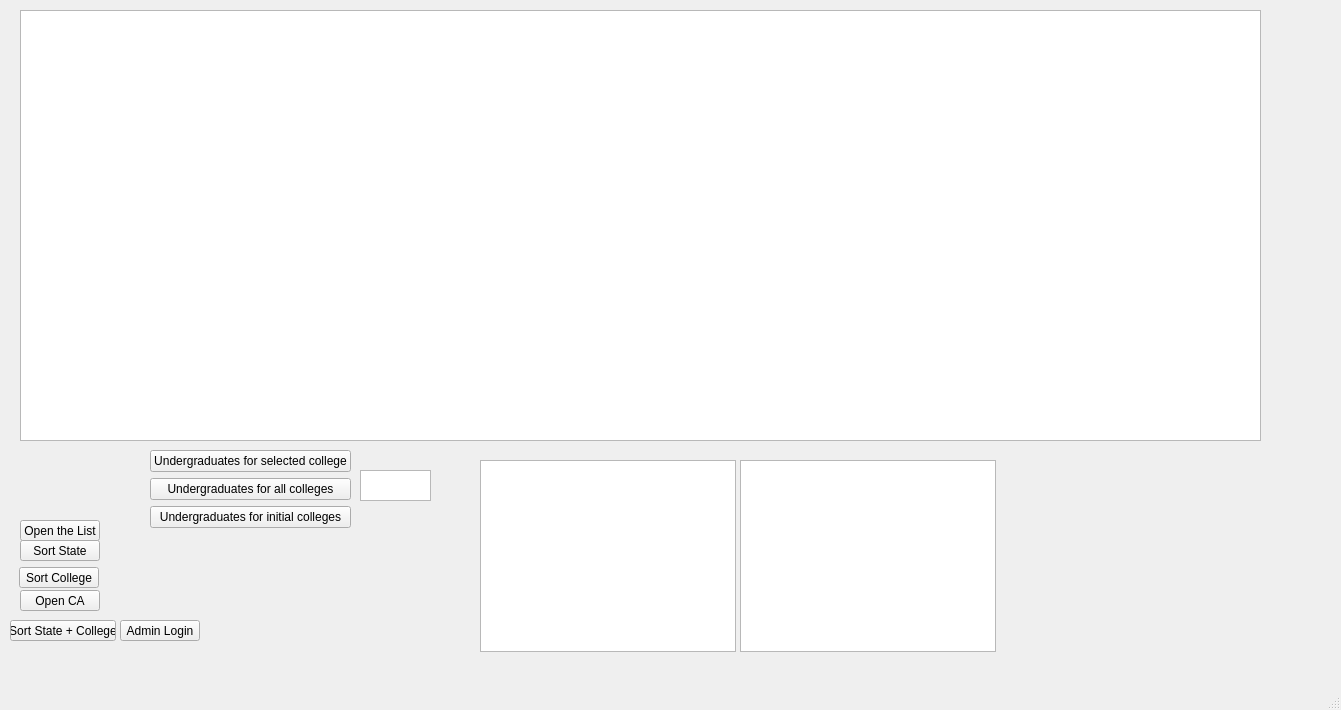
This is CollegeTouring/mainwindow.ui in Savant-sys/College-Touring as Qt 5 draws it before an edit. The edited form follows.
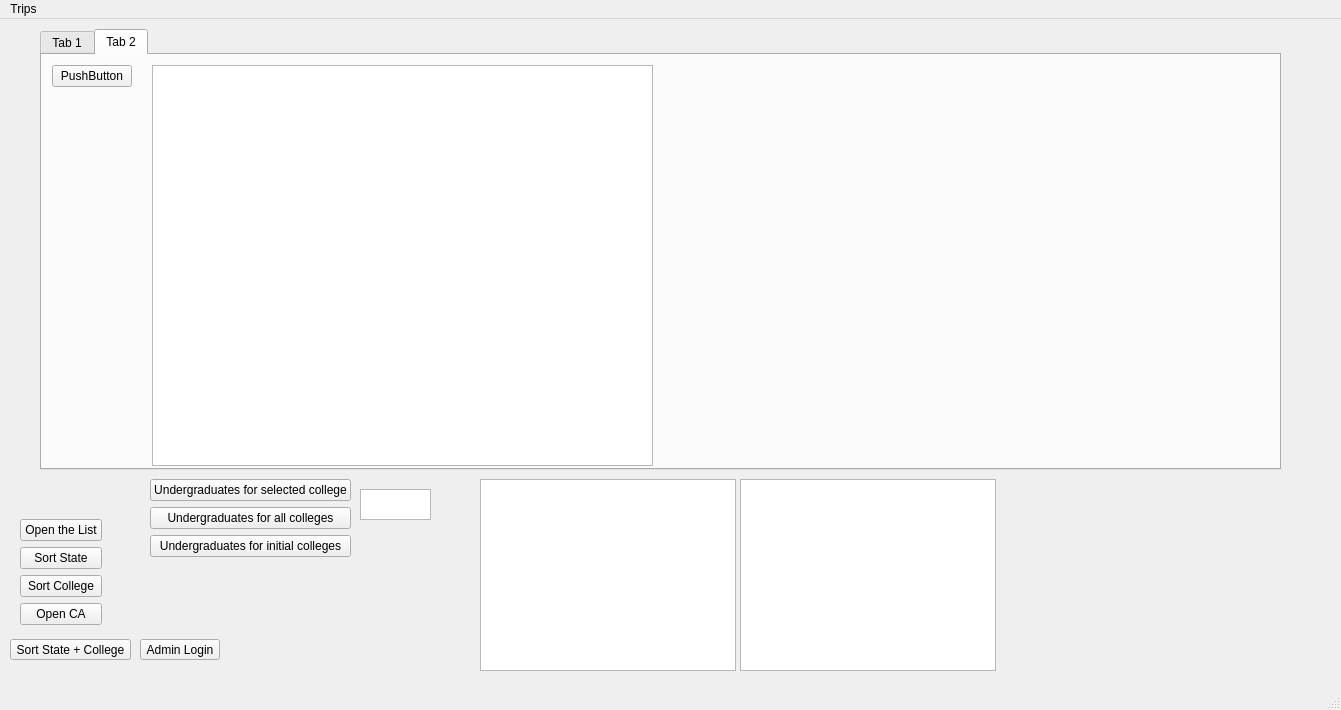
This is the edited form. The open tabs and pages were chosen to show the change.

```diff
--- a/CollegeTouring/mainwindow.ui
+++ b/CollegeTouring/mainwindow.ui
@@ -14,19 +14,6 @@
    <string>MainWindow</string>
   </property>
   <widget class="QWidget" name="centralwidget">
-   <widget class="QPushButton" name="openTheList">
-    <property name="geometry">
-     <rect>
-      <x>20</x>
-      <y>520</y>
-      <width>80</width>
-      <height>21</height>
-     </rect>
-    </property>
-    <property name="text">
-     <string>Open the List</string>
-    </property>
-   </widget>
    <widget class="QListWidget" name="customList">
     <property name="geometry">
      <rect>
@@ -47,51 +34,12 @@
      </rect>
     </property>
    </widget>
-   <widget class="QPushButton" name="sortState">
-    <property name="geometry">
-     <rect>
-      <x>20</x>
-      <y>540</y>
-      <width>80</width>
-      <height>21</height>
-     </rect>
-    </property>
-    <property name="text">
-     <string>Sort State</string>
-    </property>
-   </widget>
-   <widget class="QPushButton" name="sortCollege">
-    <property name="geometry">
-     <rect>
-      <x>19</x>
-      <y>567</y>
-      <width>80</width>
-      <height>21</height>
-     </rect>
-    </property>
-    <property name="text">
-     <string>Sort College</string>
-    </property>
-   </widget>
-   <widget class="QPushButton" name="openCA">
-    <property name="geometry">
-     <rect>
-      <x>20</x>
-      <y>590</y>
-      <width>80</width>
-      <height>21</height>
-     </rect>
-    </property>
-    <property name="text">
-     <string>Open CA</string>
-    </property>
-   </widget>
    <widget class="QPushButton" name="sortStateCollege">
     <property name="geometry">
      <rect>
       <x>10</x>
       <y>620</y>
-      <width>106</width>
+      <width>121</width>
       <height>21</height>
      </rect>
     </property>
@@ -102,7 +50,7 @@
    <widget class="QPushButton" name="adminPop">
     <property name="geometry">
      <rect>
-      <x>120</x>
+      <x>140</x>
       <y>620</y>
       <width>80</width>
       <height>21</height>
@@ -122,15 +70,61 @@
      </rect>
     </property>
     <widget class="QWidget" name="page">
-     <widget class="QListWidget" name="campusList">
+     <widget class="QTabWidget" name="tabWidget">
       <property name="geometry">
        <rect>
-        <x>10</x>
+        <x>30</x>
         <y>0</y>
         <width>1241</width>
-        <height>431</height>
+        <height>441</height>
        </rect>
       </property>
+      <property name="currentIndex">
+       <number>0</number>
+      </property>
+      <widget class="QWidget" name="tab">
+       <attribute name="title">
+        <string>Tab 1</string>
+       </attribute>
+       <widget class="QListWidget" name="campusList">
+        <property name="geometry">
+         <rect>
+          <x>0</x>
+          <y>0</y>
+          <width>1231</width>
+          <height>411</height>
+         </rect>
+        </property>
+       </widget>
+      </widget>
+      <widget class="QWidget" name="tab_2">
+       <attribute name="title">
+        <string>Tab 2</string>
+       </attribute>
+       <widget class="QPushButton" name="pushButton">
+        <property name="geometry">
+         <rect>
+          <x>10</x>
+          <y>10</y>
+          <width>80</width>
+          <height>22</height>
+         </rect>
+        </property>
+        <property name="text">
+         <string>PushButton</string>
+        </property>
+       </widget>
+       <widget class="QListWidget" name="CustomTripList">
+        <property name="geometry">
+         <rect>
+          <x>110</x>
+          <y>10</y>
+          <width>501</width>
+          <height>401</height>
+         </rect>
+        </property>
+       </widget>
+      </widget>
      </widget>
     </widget>
     <widget class="QWidget" name="page_2"/>
@@ -155,7 +149,7 @@
     <property name="geometry">
      <rect>
       <x>150</x>
-      <y>450</y>
+      <y>460</y>
       <width>201</width>
       <height>80</height>
      </rect>
@@ -184,6 +178,46 @@
      </item>
     </layout>
    </widget>
+   <widget class="QWidget" name="">
+    <property name="geometry">
+     <rect>
+      <x>20</x>
+      <y>500</y>
+      <width>82</width>
+      <height>108</height>
+     </rect>
+    </property>
+    <layout class="QVBoxLayout" name="verticalLayout_2">
+     <item>
+      <widget class="QPushButton" name="openTheList">
+       <property name="text">
+        <string>Open the List</string>
+       </property>
+      </widget>
+     </item>
+     <item>
+      <widget class="QPushButton" name="sortState">
+       <property name="text">
+        <string>Sort State</string>
+       </property>
+      </widget>
+     </item>
+     <item>
+      <widget class="QPushButton" name="sortCollege">
+       <property name="text">
+        <string>Sort College</string>
+       </property>
+      </widget>
+     </item>
+     <item>
+      <widget class="QPushButton" name="openCA">
+       <property name="text">
+        <string>Open CA</string>
+       </property>
+      </widget>
+     </item>
+    </layout>
+   </widget>
   </widget>
   <widget class="QMenuBar" name="menubar">
    <property name="geometry">
@@ -194,6 +228,13 @@
      <height>21</height>
     </rect>
    </property>
+   <widget class="QMenu" name="menuTrips">
+    <property name="title">
+     <string>Trips</string>
+    </property>
+    <addaction name="actionCustom_Trip_to_Any"/>
+   </widget>
+   <addaction name="menuTrips"/>
   </widget>
   <widget class="QStatusBar" name="statusbar"/>
  </widget>
```
Left out of the diff: 5 changed lines with no effect on the pictures.
